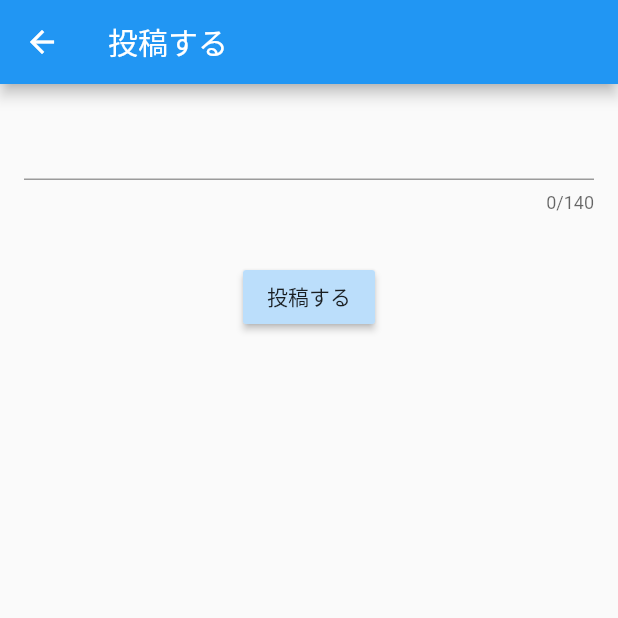
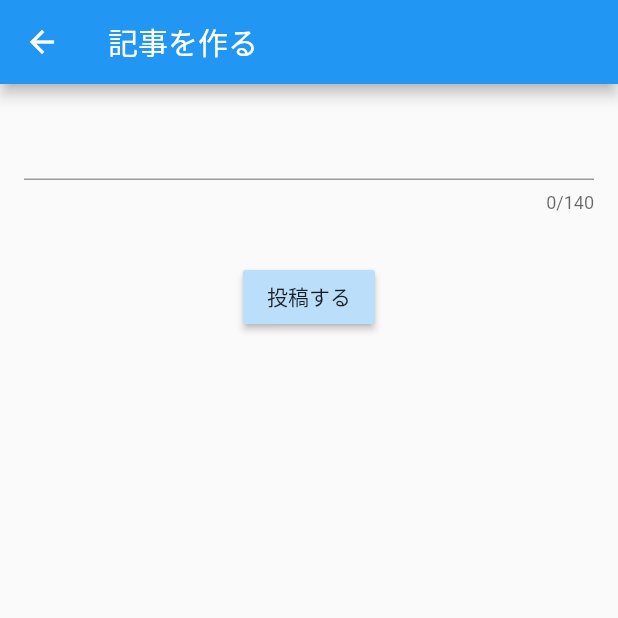
Before and after one commit to NewFieldForMe/Miicha, a Flutter app: the PostPage screen opened directly, on a phone screen of 412 x 824 dp, the top half of it. Run offline on Flutter 3.47's test engine with Material 2 defaults, Android fonts, the phone set to English and light mode, and no system bars; our stand-ins replace firebase_auth, google_sign_in, rxdart; missing offline and left inert: bloc_provider, flutter_driver; accounts and stored records are empty; statements that could not run were skipped.

Commit message:
PostPage: Navigation Titleを変更

```diff
--- a/lib/screen/post/post_page.dart
+++ b/lib/screen/post/post_page.dart
@@ -9,7 +9,7 @@ class _PostPageState extends State<PostPage> {
   @override
   Widget build(BuildContext context) {
     return Scaffold(
-      appBar: AppBar(title: const Text('投稿する')),
+      appBar: AppBar(title: const Text('記事を作る')),
       //　GestureDetectorを使い、ソフトウェアキーボードが表示されている時に、
       // 入力領域以外をタップされたらキーボードを閉じる
       body: GestureDetector(
```
